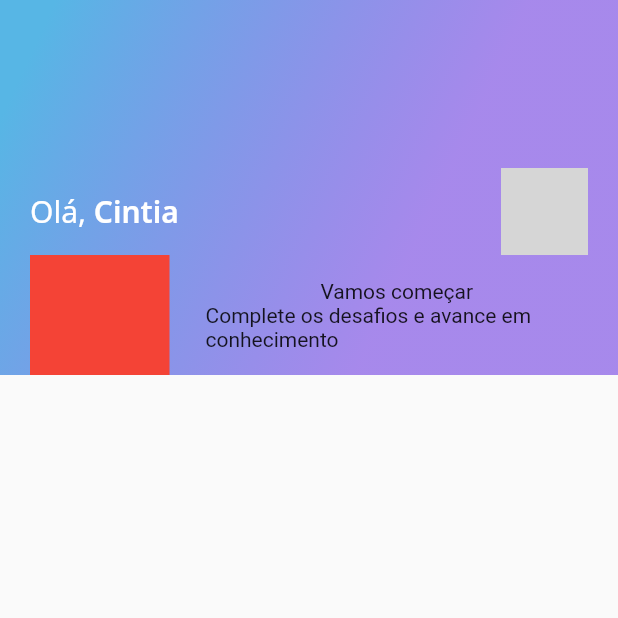
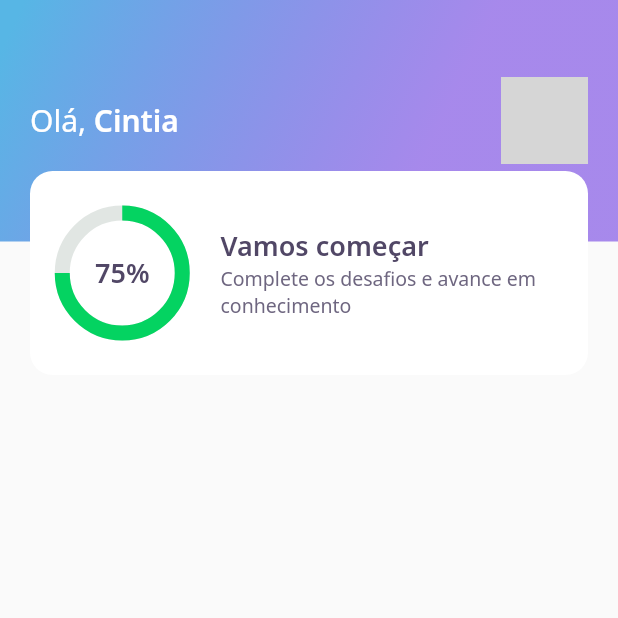
Before and after one commit to cintiafumi/devquiz, a Flutter app: the screen it shows after launch, on a phone screen of 412 x 824 dp, the top half of it. Run offline on Flutter 3.47's test engine with Material 2 defaults, Android fonts, the phone set to English and light mode, and no system bars; our stand-ins replace google_fonts; network calls fail; grey boxes are pictures that could not be loaded.

Commit message:
✨  feat: Add ChartWidget

```diff
--- a/lib/home/widgets/app_bar/app_bar_widget.dart
+++ b/lib/home/widgets/app_bar/app_bar_widget.dart
@@ -7,17 +7,18 @@ class AppBarWidget extends PreferredSize {
     preferredSize: Size.fromHeight(250),
     child: Container(
       height: 250,
-      decoration: BoxDecoration(
-        gradient: AppGradients.linear
-      ),
-      child: Padding(
-        padding: const EdgeInsets.symmetric(
-          horizontal: 20
-        ),
-        child: Column(
-          mainAxisAlignment: MainAxisAlignment.end,
-          children: [
-            Row(
+      child: Stack(
+        children: [
+          Container(
+            height: 161,
+            width: double.maxFinite,
+            padding: const EdgeInsets.symmetric(
+              horizontal: 20
+            ),
+            decoration: BoxDecoration(
+            gradient: AppGradients.linear
+          ),
+            child: Row(
               mainAxisAlignment: MainAxisAlignment.spaceBetween,
               children: [
                 Text.rich(
@@ -46,9 +47,12 @@ class AppBarWidget extends PreferredSize {
                 )
               ],
             ),
-            ScoreCardWidget()
-          ],
-        ),
+          ),
+          Align(
+            alignment: Alignment(0.0, 1.0),
+            child: ScoreCardWidget()
+          )
+        ],
       )
     )
   );
--- /dev/null
+++ b/lib/home/widgets/chart/chart_widget.dart
@@ -0,0 +1,36 @@
+import 'package:devquiz/core/core.dart';
+import 'package:flutter/material.dart';
+
+class ChartWidget extends StatelessWidget {
+  const ChartWidget({Key? key}) : super(key: key);
+
+  @override
+  Widget build(BuildContext context) {
+    return Container(
+      height: 80,
+      width: 80,
+      child: Stack(
+        children: [
+          Center(
+            child: Container(
+              height: 80,
+              width: 80,
+              child: CircularProgressIndicator(
+                strokeWidth: 10,
+                value: .75,
+                backgroundColor: AppColors.chartSecondary,
+                valueColor: AlwaysStoppedAnimation<Color>(AppColors.chartPrimary),
+              ),
+            ),
+          ),
+          Center(
+            child: Text(
+              "75%",
+              style: AppTextStyles.heading,
+            ),
+          )
+        ],
+      ),
+    );
+  }
+}
--- a/lib/home/widgets/score_card/score_card_widget.dart
+++ b/lib/home/widgets/score_card/score_card_widget.dart
@@ -1,3 +1,5 @@
+import 'package:devquiz/core/core.dart';
+import 'package:devquiz/home/widgets/chart/chart_widget.dart';
 import 'package:flutter/material.dart';
 
 class ScoreCardWidget extends StatelessWidget {
@@ -5,31 +7,47 @@ class ScoreCardWidget extends StatelessWidget {
 
   @override
   Widget build(BuildContext context) {
-    return Container(
+    return Padding(
+      padding: const EdgeInsets.only(left: 20, right: 20),
+      child: Container(
+        height: 136,
+        decoration: BoxDecoration(
+          color: AppColors.white,
+          borderRadius: BorderRadius.circular(15)
+        ),
+        child: Padding(
+          padding: const EdgeInsets.symmetric(horizontal: 20),
           child: Row(
+            crossAxisAlignment: CrossAxisAlignment.center,
             children: [
               Expanded(
                 flex: 1,
-            child: Container(
-              width: 80,
-              height: 80,
-              color: Colors.red,
-            ),
+                child: ChartWidget(),
               ),
               Expanded(
                 flex: 3,
                 child: Padding(
                   padding: const EdgeInsets.only(left: 24),
                   child: Column(
+                    mainAxisAlignment: MainAxisAlignment.center,
+                    crossAxisAlignment: CrossAxisAlignment.start,
                     children: [
-                  Text("Vamos começar"),
-                  Text("Complete os desafios e avance em conhecimento"),
+                      Text(
+                        "Vamos começar",
+                        style: AppTextStyles.heading,
+                      ),
+                      Text(
+                        "Complete os desafios e avance em conhecimento",
+                        style: AppTextStyles.body,
+                      ),
                     ],
                   ),
                 ),
               )
             ],
           ),
+        ),
+      ),
     );
   }
 }
```
Lines whose indentation alone changed are shown as unchanged.
